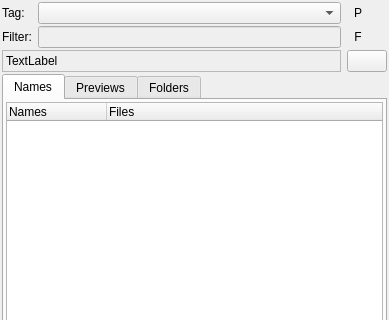
The window that src/listsdock.ui (fontmatrix/fontmatrix) describes before a commit, drawn with Qt 5; both pictures show x 0 to 389 and y 0 to 320 of the 389 by 723 pixel window.
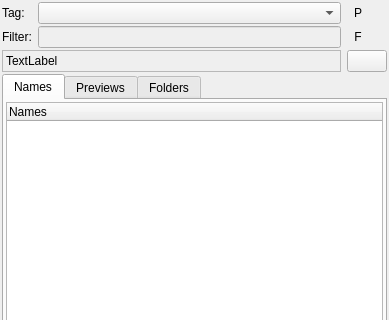
The same window after the commit. Icons and pictures are not drawn. Custom widgets are drawn as their Qt base class.

Commit message: Moved - file path in info tab

What changed in the file:
```diff
--- a/src/listsdock.ui
+++ b/src/listsdock.ui
@@ -258,18 +258,13 @@
           <number>1</number>
          </property>
          <property name="columnCount" >
-          <number>2</number>
+          <number>1</number>
          </property>
          <column>
           <property name="text" >
            <string>Names</string>
           </property>
          </column>
-         <column>
-          <property name="text" >
-           <string>Files</string>
-          </property>
-         </column>
         </widget>
        </item>
       </layout>
```
The commit also changes 3 other files.
